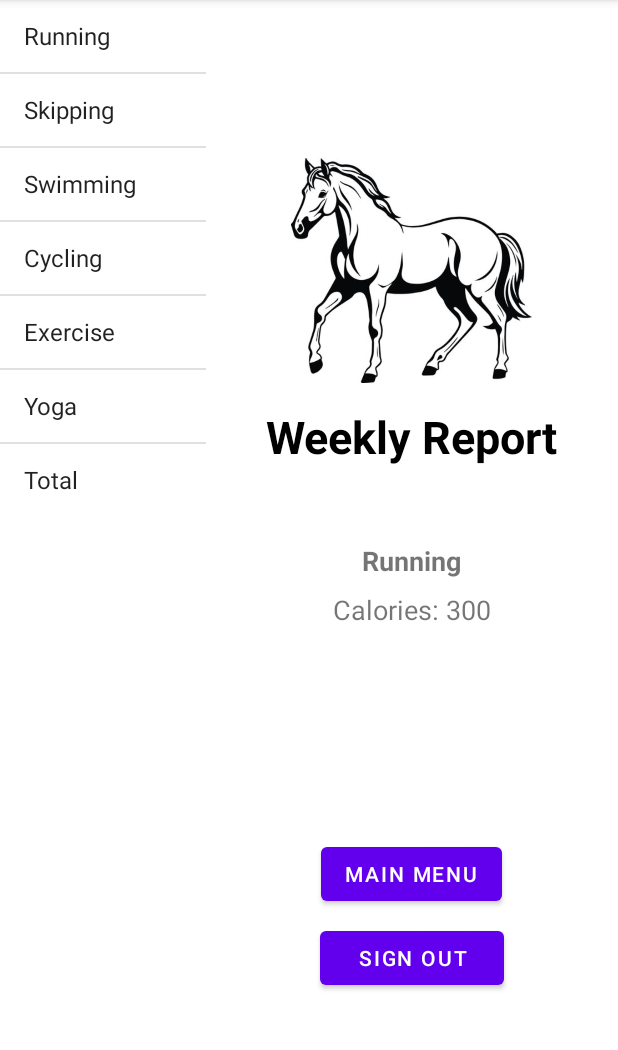
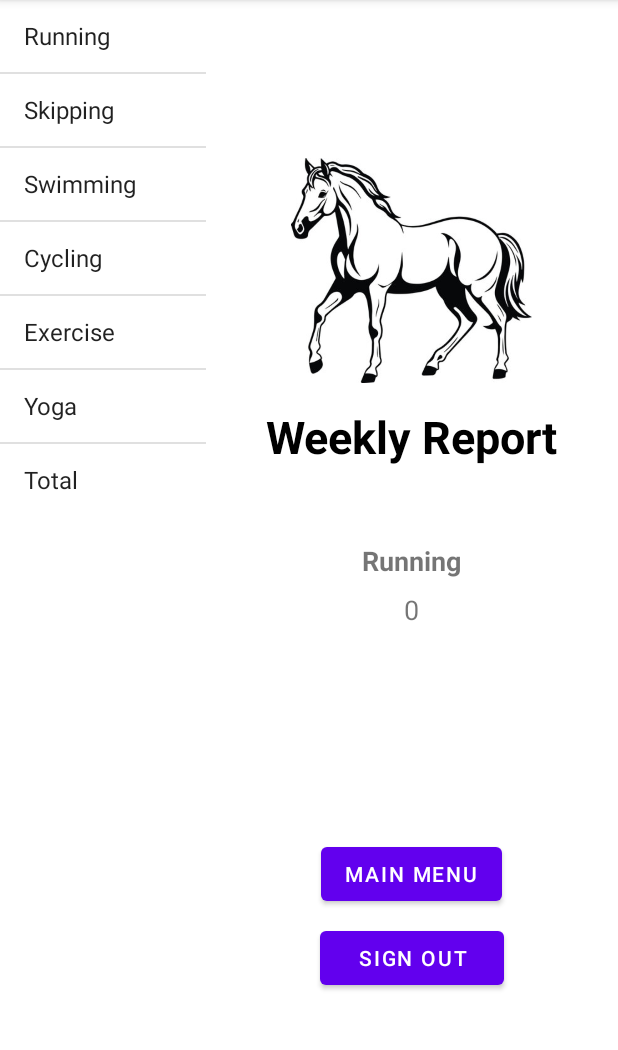
Before and after one commit to SumanTanwar/github_finalProjectAndroid, an Android app: the DetailsFragment screen opened directly, with no data from a screen before it, after a tap on "Running", on a phone screen of 412 x 824 dp, the part 84-1134 px from its top. Run offline under Robolectric (Android 15) with nearby library versions, the phone set to English and light mode, and no system bars; our stand-ins replace Firebase (no records; nobody signed in at launch, a user with empty details on screens opened directly).

Commit message:
working on total calories

```diff
--- a/app/src/main/java/com/example/finalprojectandroid/DetailsFragment.java
+++ b/app/src/main/java/com/example/finalprojectandroid/DetailsFragment.java
@@ -12,10 +12,22 @@ import androidx.annotation.NonNull;
 import androidx.annotation.Nullable;
 import androidx.fragment.app.Fragment;
 
+import com.google.firebase.auth.FirebaseAuth;
+import com.google.firebase.database.DataSnapshot;
+import com.google.firebase.database.DatabaseError;
+import com.google.firebase.database.DatabaseReference;
+import com.google.firebase.database.FirebaseDatabase;
+import com.google.firebase.database.ValueEventListener;
+
+import java.util.Map;
+
 public class DetailsFragment extends Fragment {
 
     TextView activity, calories;
     Button btnMain, btnSignOut;
+
+    FirebaseAuth mAuth;
+    DatabaseReference databaseReference;
 
     // Required empty public constructor
     public DetailsFragment() {
@@ -32,6 +44,13 @@ public class DetailsFragment extends Fragment {
         btnMain = view.findViewById(R.id.buttonGoToMain);
         btnSignOut = view.findViewById(R.id.btnSignOut);
 
+        // Initialize Firebase
+        mAuth = FirebaseAuth.getInstance();
+        databaseReference = FirebaseDatabase.getInstance().getReference("Yoga calories");
+
+        // Fetch data for a specific date and time
+        String selectedDateTime = "2024-08-14 15:30"; // Example date/time
+        fetchCaloriesData(selectedDateTime);
 
         btnMain.setOnClickListener(new View.OnClickListener() {
             @Override
@@ -52,9 +71,47 @@ public class DetailsFragment extends Fragment {
         return view;
     }
 
-    // Method to update the TextViews with integer calories
-    public void change(String activityName, int cal) {
+    private void fetchCaloriesData(String dateFilter) {
+        String userId = mAuth.getCurrentUser().getUid();
+        databaseReference.child(userId).orderByChild("dateTime").equalTo(dateFilter)
+                .addListenerForSingleValueEvent(new ValueEventListener() {
+                    @Override
+                    public void onDataChange(@NonNull DataSnapshot snapshot) {
+                        if (snapshot.exists()) {
+                            for (DataSnapshot dataSnapshot : snapshot.getChildren()) {
+                                Map<String, Object> data = (Map<String, Object>) dataSnapshot.getValue();
+                                if (data != null) {
+                                    String activityName = "Yoga"; // Adjust based on actual activity name
+                                    Object caloriesValue = data.get("calories");
+                                    int caloriesBurned = 0;
+
+                                    if (caloriesValue instanceof Double) {
+                                        caloriesBurned = ((Double) caloriesValue).intValue();
+                                    } else if (caloriesValue instanceof Long) {
+                                        caloriesBurned = ((Long) caloriesValue).intValue();
+                                    } else {
+                                        System.err.println("Unexpected data type for calories: " + caloriesValue.getClass().getName());
+                                        continue;
+                                    }
+
+                                    change(activityName, caloriesBurned);
+                                }
+                            }
+                        } else {
+                            System.out.println("No data found for the selected date/time");
+                        }
+                    }
+
+                    @Override
+                    public void onCancelled(@NonNull DatabaseError error) {
+                        System.err.println("Error fetching data: " + error.getMessage());
+                    }
+                });
+    }
+
+    public void change(String activityName, int caloriesBurned) {
+        // Update the TextViews with the activity name and calories burned
         activity.setText(activityName);
-        calories.setText("Calories: " + cal);
+        calories.setText(String.valueOf(caloriesBurned));
     }
 }
--- a/app/src/main/java/com/example/finalprojectandroid/ListMenuFragment.java
+++ b/app/src/main/java/com/example/finalprojectandroid/ListMenuFragment.java
@@ -11,15 +11,35 @@ import androidx.annotation.NonNull;
 import androidx.annotation.Nullable;
 import androidx.fragment.app.ListFragment;
 
+import com.google.firebase.auth.FirebaseAuth;
+import com.google.firebase.database.DataSnapshot;
+import com.google.firebase.database.DatabaseError;
+import com.google.firebase.database.DatabaseReference;
+import com.google.firebase.database.FirebaseDatabase;
+import com.google.firebase.database.ValueEventListener;
+
+import java.util.Map;
+
 public class ListMenuFragment extends ListFragment {
 
     String[] activityNames = new String[]{"Running", "Skipping", "Swimming", "Cycling", "Exercise", "Yoga", "Total"};
-    int[] calories = new int[]{300, 200, 250, 400, 350, 150, 1000}; // Updated to int array
+    int[] calories = new int[activityNames.length]; // Array for storing calories
+
+    FirebaseAuth mAuth;
+    DatabaseReference databaseReference;
 
     @Nullable
     @Override
     public View onCreateView(@NonNull LayoutInflater inflater, @Nullable ViewGroup container, @Nullable Bundle savedInstanceState) {
         View view = inflater.inflate(R.layout.listitem_info, container, false);
+
+        // Initialize Firebase
+        mAuth = FirebaseAuth.getInstance();
+        databaseReference = FirebaseDatabase.getInstance().getReference("Yoga calories");
+
+        // Fetch and update data
+        fetchCaloriesData();
+
         return view;
     }
 
@@ -35,15 +55,50 @@ public class ListMenuFragment extends ListFragment {
     public void onListItemClick(@NonNull ListView l, @NonNull View v, int position, long id) {
         super.onListItemClick(l, v, position, id);
 
-        // Ensure position is within bounds for both arrays
-        if (position >= 0 && position < activityNames.length && position < calories.length) {
+        if (position >= 0 && position < activityNames.length) {
             DetailsFragment detailsFragment = (DetailsFragment) getFragmentManager().findFragmentById(R.id.fragment2);
             if (detailsFragment != null) {
                 detailsFragment.change(activityNames[position], calories[position]);
             }
             getListView().setItemChecked(position, true);
-        } else {
-            System.err.println("Error: Invalid list item position " + position);
         }
     }
+
+    private void fetchCaloriesData() {
+        String userId = mAuth.getCurrentUser().getUid();
+        databaseReference.child(userId).addValueEventListener(new ValueEventListener() {
+            @Override
+            public void onDataChange(@NonNull DataSnapshot snapshot) {
+                // Reset calorie counts
+                for (int i = 0; i < calories.length; i++) {
+                    calories[i] = 0;
+                }
+
+                for (DataSnapshot dataSnapshot : snapshot.getChildren()) {
+                    Map<String, Object> data = (Map<String, Object>) dataSnapshot.getValue();
+                    if (data != null) {
+                        // Handle different data types
+                        Object caloriesObject = data.get("calories");
+                        if (caloriesObject instanceof Long) {
+                            // If calories are stored as Long
+                            calories[5] += ((Long) caloriesObject).intValue();
+                            calories[6] += ((Long) caloriesObject).intValue();
+                        } else if (caloriesObject instanceof Double) {
+                            // If calories are stored as Double
+                            calories[5] += ((Double) caloriesObject).intValue();
+                            calories[6] += ((Double) caloriesObject).intValue();
+                        }
+                    }
+                }
+                // Notify adapter about the changes
+                ((ArrayAdapter<?>) getListAdapter()).notifyDataSetChanged();
+            }
+
+            @Override
+            public void onCancelled(@NonNull DatabaseError error) {
+                // Handle possible errors
+                System.err.println("Error fetching data: " + error.getMessage());
+            }
+        });
+    }
 }
--- a/app/src/main/res/layout/activity_yoga.xml
+++ b/app/src/main/res/layout/activity_yoga.xml
@@ -91,19 +91,20 @@
             android:inputType="number" />
 
         <Button
-            android:id="@+id/caloriesCalculateYoga"
+            android:id="@+id/buttonCalculate"
             android:layout_width="wrap_content"
             android:layout_height="wrap_content"
             android:layout_gravity="center_horizontal"
             android:layout_marginTop="8dp"
             android:text="Calculate" />
+
         <Button
             android:id="@+id/btnSaveCalories"
             android:layout_width="wrap_content"
             android:layout_height="wrap_content"
             android:layout_gravity="center_horizontal"
             android:layout_marginTop="8dp"
-            android:text="     Save     " />
+            android:text="      Save     " />
 
 
         <Button
```
Also changed, not shown: app/src/main/java/com/example/finalprojectandroid/Yoga.java (+14 -9 lines).
